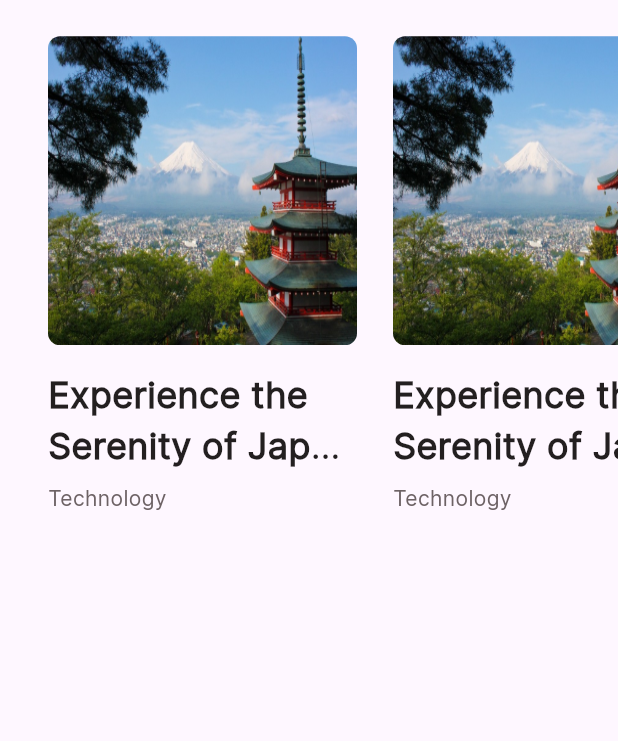
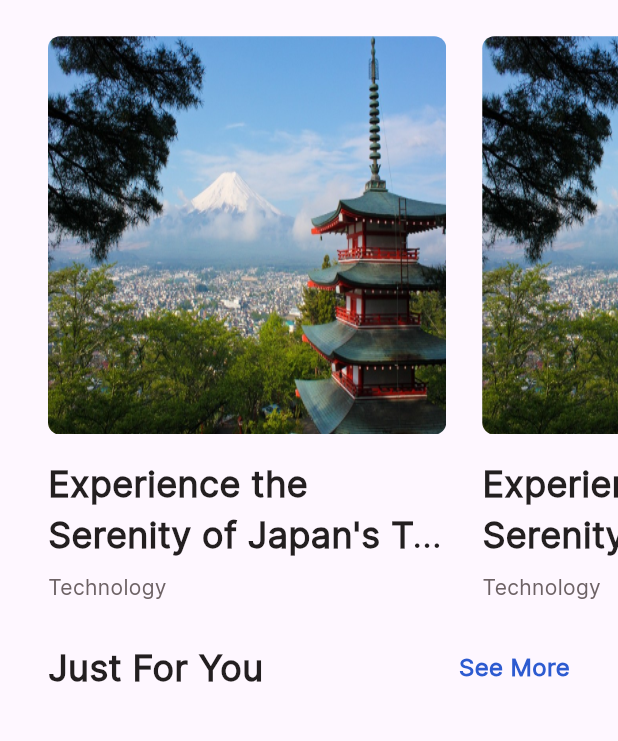
Before and after one commit to Mohamedgamaal16/lask_news_app, a Flutter app: the screen it shows after launch, on a phone screen of 412 x 824 dp, the part 110-851 px from its top. Run offline on Flutter 3.47's test engine with Material 3 defaults, Android fonts, the light colour scheme and no system bars; our stand-ins replace bloc, dartz, device_preview, dio, flutter_bloc, go_router and 3 more; project files that could hold a hidden picture were left out.

Commit message:
refactor ui

```diff
--- /dev/null
+++ b/lib/features/home/presention/widgets/category_items_list.dart
@@ -0,0 +1,22 @@
+import 'package:flutter/material.dart';
+import 'package:trendspot_newes_app/features/home/presention/widgets/custom_scroll_item.dart';
+
+class CategoriesItemsList extends StatelessWidget {
+  const CategoriesItemsList({super.key});
+
+  @override
+  Widget build(BuildContext context) {
+    return AspectRatio(
+      aspectRatio: 269 / 385,
+      child: ListView.builder(
+          scrollDirection: Axis.horizontal,
+          itemCount: 10,
+          itemBuilder: (BuildContext context, int index) {
+            return const Padding(
+              padding: EdgeInsets.only(right: 24.0),
+              child: CustomScrollItem(),
+            );
+          }),
+    );
+  }
+}
--- a/lib/features/home/presention/widgets/custom_scroll_item.dart
+++ b/lib/features/home/presention/widgets/custom_scroll_item.dart
@@ -7,21 +7,23 @@ class CustomScrollItem extends StatelessWidget {
 
   @override
   Widget build(BuildContext context) {
-    return Column(
+    return AspectRatio(
+      aspectRatio: 269 / 385,
+      child: Column(
         crossAxisAlignment: CrossAxisAlignment.start,
         children: [
-        Container(
-          // height: 100,width: 100,
-          height: MediaQuery.of(context).size.width * .5,
-          width: MediaQuery.of(context).size.width * .5,
+          AspectRatio(
+            aspectRatio: 1,
+            child: Container(
               decoration: ShapeDecoration(
                 image: const DecorationImage(
                   image: AssetImage(
                       'assets/images/language-studies-japan-1220x732.jpg'),
                   fit: BoxFit.fill,
                 ),
-            shape:
-                RoundedRectangleBorder(borderRadius: BorderRadius.circular(8)),
+                shape: RoundedRectangleBorder(
+                    borderRadius: BorderRadius.circular(8)),
+              ),
             ),
           ),
           const SizedBox(
@@ -29,6 +31,7 @@ class CustomScrollItem extends StatelessWidget {
           ),
           const CustomText()
         ],
+      ),
     );
   }
 }
--- a/lib/features/home/presention/widgets/custom_text.dart
+++ b/lib/features/home/presention/widgets/custom_text.dart
@@ -7,10 +7,7 @@ class CustomText extends StatelessWidget {
 
   @override
   Widget build(BuildContext context) {
-    return SizedBox(
-      height: MediaQuery.of(context).size.width * .3,
-      width: MediaQuery.of(context).size.width * .5,
-      child: Column(
+    return Column(
       crossAxisAlignment: CrossAxisAlignment.start,
       children: [
         Text(
@@ -27,7 +24,6 @@ class CustomText extends StatelessWidget {
           style: AppStyles.interStyleRegular14(context),
         ),
       ],
-      ),
     );
   }
 }
--- a/lib/features/home/presention/widgets/home_view_body.dart
+++ b/lib/features/home/presention/widgets/home_view_body.dart
@@ -2,7 +2,8 @@ import 'package:flutter/material.dart';
 import 'package:trendspot_newes_app/core/utils/constants.dart';
 import 'package:trendspot_newes_app/features/home/presention/widgets/custom_app_bar.dart';
 import 'package:trendspot_newes_app/features/home/presention/widgets/custom_scroll_item.dart';
-import 'package:trendspot_newes_app/features/home/presention/widgets/items_list.dart';
+import 'package:trendspot_newes_app/features/home/presention/widgets/category_items_list.dart';
+import 'package:trendspot_newes_app/features/home/presention/widgets/just_for_you_header.dart';
 
 class HomeViewBody extends StatelessWidget {
   const HomeViewBody({super.key});
@@ -10,18 +11,33 @@ class HomeViewBody extends StatelessWidget {
   @override
   Widget build(BuildContext context) {
     return const Padding(
-      padding: EdgeInsets.only(left: 32.0,),
+      padding: EdgeInsets.only(
+        left: 32.0,
+      ),
       child: CustomScrollView(
         slivers: [
           SliverToBoxAdapter(
             child: Padding(
-              padding:
-                  EdgeInsets.only( right: 32, bottom: 24, top: 24),
+              padding: EdgeInsets.only(right: 32, bottom: 24, top: 24),
               child: CustomAppBar(),
             ),
           ),
           SliverToBoxAdapter(
-              child: AspectRatio(aspectRatio: 1, child: ItemsList())),
+              child: AspectRatio(
+            aspectRatio: 1,
+            child: CategoriesItemsList(),
+          )),
+          SliverToBoxAdapter(
+            child: SizedBox(
+              height: 24,
+            ),
+          ),
+          SliverToBoxAdapter(
+            child: Padding(
+              padding: EdgeInsets.only(right: 32),
+              child: JustForYouHeader(),
+            ),
+          )
         ],
       ),
     );
--- a/lib/features/home/presention/widgets/items_list.dart
+++ /dev/null
@@ -1,19 +0,0 @@
-import 'package:flutter/material.dart';
-import 'package:trendspot_newes_app/features/home/presention/widgets/custom_scroll_item.dart';
-
-class ItemsList extends StatelessWidget {
-  const ItemsList({super.key});
-
-  @override
-  Widget build(BuildContext context) {
-    return ListView.builder(
-        scrollDirection: Axis.horizontal,
-        itemCount: 10,
-        itemBuilder: (BuildContext context, int index) {
-          return const Padding(
-            padding: EdgeInsets.only(right: 24.0),
-            child: CustomScrollItem(),
-          );
-        });
-  }
-}
--- /dev/null
+++ b/lib/features/home/presention/widgets/just_for_you_header.dart
@@ -0,0 +1,23 @@
+import 'package:flutter/material.dart';
+import 'package:trendspot_newes_app/core/utils/app_styles.dart';
+
+class JustForYouHeader extends StatelessWidget {
+  const JustForYouHeader({super.key});
+
+  @override
+  Widget build(BuildContext context) {
+    return Row(
+      children: [
+        Text(
+          'Just For You',
+          style: AppStyles.interStyleSemiBold24(context),
+        ),
+        const Spacer(),
+        Text(
+          'See More',
+          style: AppStyles.interStyleSemiBold16(context),
+        )
+      ],
+    );
+  }
+}
```
Lines whose indentation alone changed are shown as unchanged.
